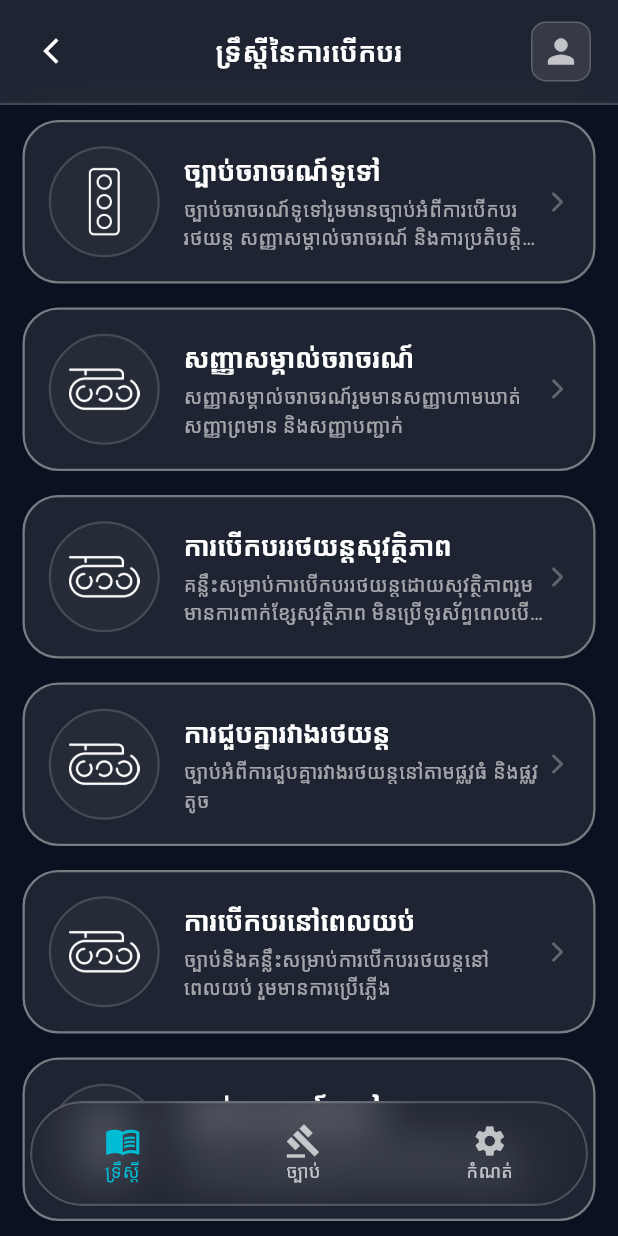
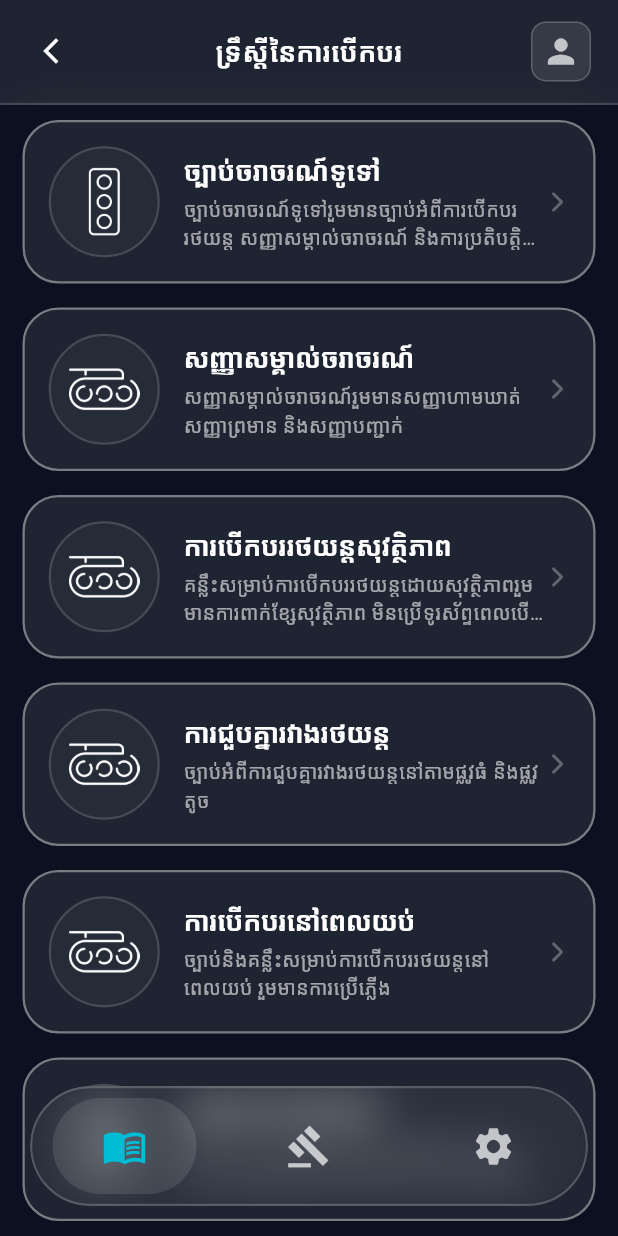
Before and after one commit to Narak76543/kh_driving_rule_app, a Flutter app: the screen it shows after launch, on a phone screen of 412 x 824 dp. Run offline on Flutter 3.47's test engine with Material 3 defaults, Android fonts, the phone set to English and light mode, and no system bars; our stand-ins replace get; Roboto replaces fonts that are missing (KohSantepheab).

Commit message:
make style to bottomnavigationbar

```diff
--- a/lib/app/modules/home/views/home_viewe.dart
+++ b/lib/app/modules/home/views/home_viewe.dart
@@ -21,9 +21,9 @@ class HomeView extends GetView<HomeController> {
               child: BackdropFilter(
                 filter: ImageFilter.blur(sigmaX: 15, sigmaY: 15),
                 child: Container(
-                  height: 70,
+                  height: 80,
                   decoration: BoxDecoration(
-                    color: Colors.white.withOpacity(0.01),
+                    color: Colors.white.withOpacity(0.05),
                     borderRadius: BorderRadius.circular(40),
                     border: Border.all(
                       color: Colors.white.withOpacity(0.2),
@@ -50,17 +50,32 @@ class HomeView extends GetView<HomeController> {
   Widget _navItem(IconData icon, String label, int index) {
     return InkWell(
       onTap: () => controller.changeIndex(index),
+      borderRadius: BorderRadius.circular(20),
       child: Obx(() {
         final isSelected = controller.currentIndex.value == index;
+
         return Column(
           mainAxisSize: MainAxisSize.min,
           children: [
-            Icon(icon, color: isSelected ? Colors.cyan : Colors.white70),
-            Text(
-              label,
-              style: TextStyle(
-                color: isSelected ? Colors.cyan : Colors.white70,
-                fontSize: 12,
+            AnimatedContainer(
+              duration: const Duration(milliseconds: 300),
+              padding: const EdgeInsets.symmetric(horizontal: 16, vertical: 8),
+              decoration: BoxDecoration(
+                color: isSelected
+                    ? Colors.white.withOpacity(0.1)
+                    : Colors.transparent,
+                borderRadius: BorderRadius.circular(35),
+              ),
+              child: Padding(
+                padding: const EdgeInsets.symmetric(
+                  horizontal: 17.0,
+                  vertical: 9,
+                ),
+                child: Icon(
+                  icon,
+                  color: isSelected ? Colors.cyan : Colors.white70,
+                  size: 30,
+                ),
               ),
             ),
           ],
```
